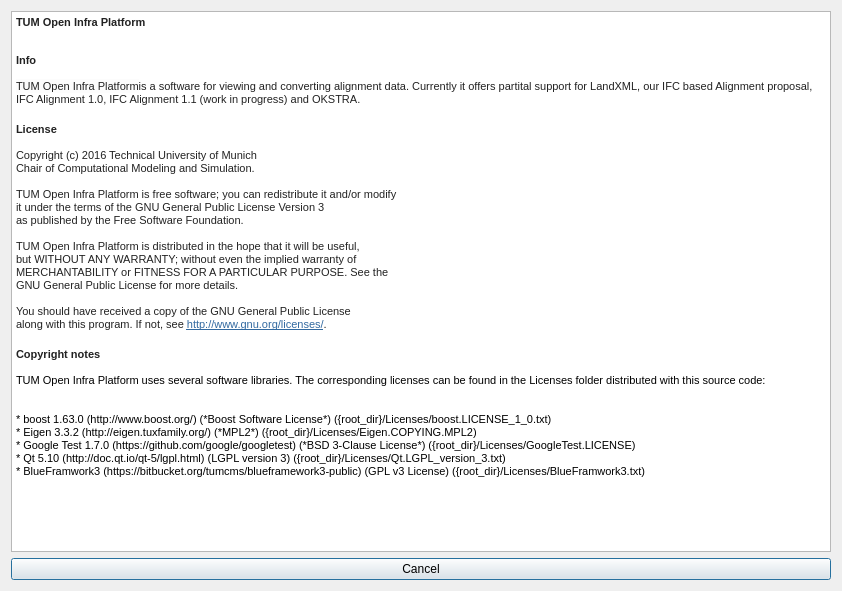
Before: the Qt Designer form src/OpenInfraPlatform/Forms/LicenseAndCopyrightInformation.ui in tumcms/Open-Infra-Platform, drawn with Qt 5.
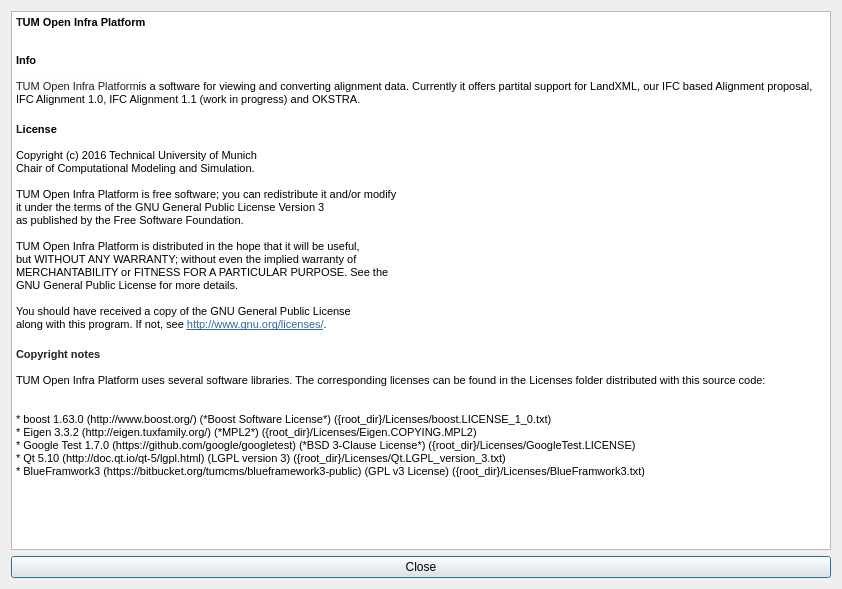
After: the same form once the commit is applied.

Commit message: Improved license dialog.

```diff
--- a/src/OpenInfraPlatform/Forms/LicenseAndCopyrightInformation.ui
+++ b/src/OpenInfraPlatform/Forms/LicenseAndCopyrightInformation.ui
@@ -7,7 +7,7 @@
     <x>0</x>
     <y>0</y>
     <width>842</width>
-    <height>591</height>
+    <height>589</height>
    </rect>
   </property>
   <property name="windowTitle">
@@ -21,14 +21,14 @@
 &lt;html&gt;&lt;head&gt;&lt;meta name=&quot;qrichtext&quot; content=&quot;1&quot; /&gt;&lt;style type=&quot;text/css&quot;&gt;
 p, li { white-space: pre-wrap; }
 &lt;/style&gt;&lt;/head&gt;&lt;body style=&quot; font-family:'MS Shell Dlg 2'; font-size:8.25pt; font-weight:400; font-style:normal;&quot;&gt;
-&lt;p style=&quot; margin-top:0px; margin-bottom:13px; margin-left:0px; margin-right:0px; -qt-block-indent:0; text-indent:0px; line-height:160%; background-color:#ffffff;&quot;&gt;&lt;a name=&quot;tum-open-infra-platform&quot;&gt;&lt;/a&gt;&lt;span style=&quot; font-family:'Roboto Condensed,Tauri,Hiragino Sans GB,Microsoft YaHei,STHeiti,SimSun,Lucida Grande,Lucida Sans Unicode,Lucida Sans,Segoe UI,AppleSDGothicNeo-Medium,Malgun Gothic,Verdana,Tahoma,sans-serif'; font-weight:600; color:#222222;&quot;&gt;T&lt;/span&gt;&lt;span style=&quot; font-family:'Roboto Condensed,Tauri,Hiragino Sans GB,Microsoft YaHei,STHeiti,SimSun,Lucida Grande,Lucida Sans Unicode,Lucida Sans,Segoe UI,AppleSDGothicNeo-Medium,Malgun Gothic,Verdana,Tahoma,sans-serif'; font-weight:600; color:#222222;&quot;&gt;UM Open Infra Platform&lt;/span&gt;&lt;/p&gt;
-&lt;p style=&quot; margin-top:17px; margin-bottom:11px; margin-left:0px; margin-right:0px; -qt-block-indent:0; text-indent:0px;&quot;&gt;&lt;a name=&quot;info&quot;&gt;&lt;/a&gt;&lt;span style=&quot; font-family:'Roboto Condensed,Tauri,Hiragino Sans GB,Microsoft YaHei,STHeiti,SimSun,Lucida Grande,Lucida Sans Unicode,Lucida Sans,Segoe UI,AppleSDGothicNeo-Medium,Malgun Gothic,Verdana,Tahoma,sans-serif'; font-weight:600; color:#222222;&quot;&gt;I&lt;/span&gt;&lt;span style=&quot; font-family:'Roboto Condensed,Tauri,Hiragino Sans GB,Microsoft YaHei,STHeiti,SimSun,Lucida Grande,Lucida Sans Unicode,Lucida Sans,Segoe UI,AppleSDGothicNeo-Medium,Malgun Gothic,Verdana,Tahoma,sans-serif'; font-weight:600; color:#222222;&quot;&gt;nfo&lt;/span&gt;&lt;/p&gt;
-&lt;p style=&quot; margin-top:13px; margin-bottom:13px; margin-left:0px; margin-right:0px; -qt-block-indent:0; text-indent:0px;&quot;&gt;&lt;span style=&quot; font-family:'Consolas,Liberation Mono,Menlo,Courier,monospace'; color:#222222; background-color:rgba(0,0,0,0.011765);&quot;&gt;TUM Open Infra Platform&lt;/span&gt;&lt;span style=&quot; font-family:'Roboto Condensed,Tauri,Hiragino Sans GB,Microsoft YaHei,STHeiti,SimSun,Lucida Grande,Lucida Sans Unicode,Lucida Sans,Segoe UI,AppleSDGothicNeo-Medium,Malgun Gothic,Verdana,Tahoma,sans-serif'; color:#222222;&quot;&gt;is a software for viewing and converting alignment data. Currently it offers partital support for LandXML, our IFC based Alignment proposal, IFC Alignment 1.0, IFC Alignment 1.1 (work in progress) and OKSTRA.&lt;/span&gt;&lt;/p&gt;
-&lt;p style=&quot; margin-top:17px; margin-bottom:11px; margin-left:0px; margin-right:0px; -qt-block-indent:0; text-indent:0px;&quot;&gt;&lt;a name=&quot;license&quot;&gt;&lt;/a&gt;&lt;span style=&quot; font-family:'Roboto Condensed,Tauri,Hiragino Sans GB,Microsoft YaHei,STHeiti,SimSun,Lucida Grande,Lucida Sans Unicode,Lucida Sans,Segoe UI,AppleSDGothicNeo-Medium,Malgun Gothic,Verdana,Tahoma,sans-serif'; font-weight:600; color:#222222;&quot;&gt;L&lt;/span&gt;&lt;span style=&quot; font-family:'Roboto Condensed,Tauri,Hiragino Sans GB,Microsoft YaHei,STHeiti,SimSun,Lucida Grande,Lucida Sans Unicode,Lucida Sans,Segoe UI,AppleSDGothicNeo-Medium,Malgun Gothic,Verdana,Tahoma,sans-serif'; font-weight:600; color:#222222;&quot;&gt;icense&lt;/span&gt;&lt;/p&gt;
-&lt;p style=&quot; margin-top:13px; margin-bottom:13px; margin-left:0px; margin-right:0px; -qt-block-indent:0; text-indent:0px;&quot;&gt;&lt;span style=&quot; font-family:'Roboto Condensed,Tauri,Hiragino Sans GB,Microsoft YaHei,STHeiti,SimSun,Lucida Grande,Lucida Sans Unicode,Lucida Sans,Segoe UI,AppleSDGothicNeo-Medium,Malgun Gothic,Verdana,Tahoma,sans-serif'; color:#222222;&quot;&gt;Copyright (c) 2016 Technical University of Munich&lt;br /&gt;Chair of Computational Modeling and Simulation.&lt;/span&gt;&lt;/p&gt;
-&lt;p style=&quot; margin-top:13px; margin-bottom:13px; margin-left:0px; margin-right:0px; -qt-block-indent:0; text-indent:0px;&quot;&gt;&lt;span style=&quot; font-family:'Roboto Condensed,Tauri,Hiragino Sans GB,Microsoft YaHei,STHeiti,SimSun,Lucida Grande,Lucida Sans Unicode,Lucida Sans,Segoe UI,AppleSDGothicNeo-Medium,Malgun Gothic,Verdana,Tahoma,sans-serif'; color:#222222;&quot;&gt;TUM Open Infra Platform is free software; you can redistribute it and/or modify&lt;br /&gt;it under the terms of the GNU General Public License Version 3&lt;br /&gt;as published by the Free Software Foundation.&lt;/span&gt;&lt;/p&gt;
-&lt;p style=&quot; margin-top:13px; margin-bottom:13px; margin-left:0px; margin-right:0px; -qt-block-indent:0; text-indent:0px;&quot;&gt;&lt;span style=&quot; font-family:'Roboto Condensed,Tauri,Hiragino Sans GB,Microsoft YaHei,STHeiti,SimSun,Lucida Grande,Lucida Sans Unicode,Lucida Sans,Segoe UI,AppleSDGothicNeo-Medium,Malgun Gothic,Verdana,Tahoma,sans-serif'; color:#222222;&quot;&gt;TUM Open Infra Platform is distributed in the hope that it will be useful,&lt;br /&gt;but WITHOUT ANY WARRANTY; without even the implied warranty of&lt;br /&gt;MERCHANTABILITY or FITNESS FOR A PARTICULAR PURPOSE. See the&lt;br /&gt;GNU General Public License for more details.&lt;/span&gt;&lt;/p&gt;
-&lt;p style=&quot; margin-top:13px; margin-bottom:13px; margin-left:0px; margin-right:0px; -qt-block-indent:0; text-indent:0px;&quot;&gt;&lt;span style=&quot; font-family:'Roboto Condensed,Tauri,Hiragino Sans GB,Microsoft YaHei,STHeiti,SimSun,Lucida Grande,Lucida Sans Unicode,Lucida Sans,Segoe UI,AppleSDGothicNeo-Medium,Malgun Gothic,Verdana,Tahoma,sans-serif'; color:#222222;&quot;&gt;You should have received a copy of the GNU General Public License&lt;br /&gt;along with this program. If not, see &lt;/span&gt;&lt;a href=&quot;http://www.gnu.org/licenses/&quot;&gt;&lt;span style=&quot; font-family:'Roboto Condensed,Tauri,Hiragino Sans GB,Microsoft YaHei,STHeiti,SimSun,Lucida Grande,Lucida Sans Unicode,Lucida Sans,Segoe UI,AppleSDGothicNeo-Medium,Malgun Gothic,Verdana,Tahoma,sans-serif'; text-decoration: underline; color:#3269a0;&quot;&gt;http://www.gnu.org/licenses/&lt;/span&gt;&lt;/a&gt;&lt;span style=&quot; font-family:'Roboto Condensed,Tauri,Hiragino Sans GB,Microsoft YaHei,STHeiti,SimSun,Lucida Grande,Lucida Sans Unicode,Lucida Sans,Segoe UI,AppleSDGothicNeo-Medium,Malgun Gothic,Verdana,Tahoma,sans-serif'; color:#222222;&quot;&gt;.&lt;/span&gt;&lt;/p&gt;
+&lt;p style=&quot; margin-top:0px; margin-bottom:13px; margin-left:0px; margin-right:0px; -qt-block-indent:0; text-indent:0px; line-height:160%; background-color:#ffffff;&quot;&gt;&lt;a name=&quot;tum-open-infra-platform&quot;&gt;&lt;/a&gt;&lt;span style=&quot; font-family:'Roboto Condensed,Tauri,Hiragino Sans GB,Microsoft YaHei,STHeiti,SimSun,Lucida Grande,Lucida Sans Unicode,Lucida Sans,Segoe UI,AppleSDGothicNeo-Medium,Malgun Gothic,Verdana,Tahoma,sans-serif'; font-weight:600; color:#222222;&quot;&gt;T&lt;/span&gt;&lt;span style=&quot; font-family:'Roboto Condensed,Tauri,Hiragino Sans GB,Microsoft YaHei,STHeiti,SimSun,Lucida Grande,Lucida Sans Unicode,Lucida Sans,Segoe UI,AppleSDGothicNeo-Medium,Malgun Gothic,Verdana,Tahoma,sans-serif'; font-weight:600;&quot;&gt;UM Open Infra Platform&lt;/span&gt;&lt;/p&gt;
+&lt;p style=&quot; margin-top:17px; margin-bottom:11px; margin-left:0px; margin-right:0px; -qt-block-indent:0; text-indent:0px;&quot;&gt;&lt;a name=&quot;info&quot;&gt;&lt;/a&gt;&lt;span style=&quot; font-family:'Roboto Condensed,Tauri,Hiragino Sans GB,Microsoft YaHei,STHeiti,SimSun,Lucida Grande,Lucida Sans Unicode,Lucida Sans,Segoe UI,AppleSDGothicNeo-Medium,Malgun Gothic,Verdana,Tahoma,sans-serif'; font-weight:600;&quot;&gt;I&lt;/span&gt;&lt;span style=&quot; font-family:'Roboto Condensed,Tauri,Hiragino Sans GB,Microsoft YaHei,STHeiti,SimSun,Lucida Grande,Lucida Sans Unicode,Lucida Sans,Segoe UI,AppleSDGothicNeo-Medium,Malgun Gothic,Verdana,Tahoma,sans-serif'; font-weight:600;&quot;&gt;nfo&lt;/span&gt;&lt;/p&gt;
+&lt;p style=&quot; margin-top:13px; margin-bottom:13px; margin-left:0px; margin-right:0px; -qt-block-indent:0; text-indent:0px;&quot;&gt;&lt;span style=&quot; font-family:'Consolas,Liberation Mono,Menlo,Courier,monospace'; color:#222222; background-color:rgba(0,0,0,0.011765);&quot;&gt;TUM Open Infra Platform&lt;/span&gt;&lt;span style=&quot; font-family:'Roboto Condensed,Tauri,Hiragino Sans GB,Microsoft YaHei,STHeiti,SimSun,Lucida Grande,Lucida Sans Unicode,Lucida Sans,Segoe UI,AppleSDGothicNeo-Medium,Malgun Gothic,Verdana,Tahoma,sans-serif';&quot;&gt;is a software for viewing and converting alignment data. Currently it offers partital support for LandXML, our IFC based Alignment proposal, IFC Alignment 1.0, IFC Alignment 1.1 (work in progress) and OKSTRA.&lt;/span&gt;&lt;/p&gt;
+&lt;p style=&quot; margin-top:17px; margin-bottom:11px; margin-left:0px; margin-right:0px; -qt-block-indent:0; text-indent:0px;&quot;&gt;&lt;a name=&quot;license&quot;&gt;&lt;/a&gt;&lt;span style=&quot; font-family:'Roboto Condensed,Tauri,Hiragino Sans GB,Microsoft YaHei,STHeiti,SimSun,Lucida Grande,Lucida Sans Unicode,Lucida Sans,Segoe UI,AppleSDGothicNeo-Medium,Malgun Gothic,Verdana,Tahoma,sans-serif'; font-weight:600; color:#222222;&quot;&gt;L&lt;/span&gt;&lt;span style=&quot; font-family:'Roboto Condensed,Tauri,Hiragino Sans GB,Microsoft YaHei,STHeiti,SimSun,Lucida Grande,Lucida Sans Unicode,Lucida Sans,Segoe UI,AppleSDGothicNeo-Medium,Malgun Gothic,Verdana,Tahoma,sans-serif'; font-weight:600;&quot;&gt;icense&lt;/span&gt;&lt;/p&gt;
+&lt;p style=&quot; margin-top:13px; margin-bottom:13px; margin-left:0px; margin-right:0px; -qt-block-indent:0; text-indent:0px;&quot;&gt;&lt;span style=&quot; font-family:'Roboto Condensed,Tauri,Hiragino Sans GB,Microsoft YaHei,STHeiti,SimSun,Lucida Grande,Lucida Sans Unicode,Lucida Sans,Segoe UI,AppleSDGothicNeo-Medium,Malgun Gothic,Verdana,Tahoma,sans-serif';&quot;&gt;Copyright (c) 2016 Technical University of Munich&lt;br /&gt;Chair of Computational Modeling and Simulation.&lt;/span&gt;&lt;/p&gt;
+&lt;p style=&quot; margin-top:13px; margin-bottom:13px; margin-left:0px; margin-right:0px; -qt-block-indent:0; text-indent:0px;&quot;&gt;&lt;span style=&quot; font-family:'Roboto Condensed,Tauri,Hiragino Sans GB,Microsoft YaHei,STHeiti,SimSun,Lucida Grande,Lucida Sans Unicode,Lucida Sans,Segoe UI,AppleSDGothicNeo-Medium,Malgun Gothic,Verdana,Tahoma,sans-serif';&quot;&gt;TUM Open Infra Platform is free software; you can redistribute it and/or modify&lt;br /&gt;it under the terms of the GNU General Public License Version 3&lt;br /&gt;as published by the Free Software Foundation.&lt;/span&gt;&lt;/p&gt;
+&lt;p style=&quot; margin-top:13px; margin-bottom:13px; margin-left:0px; margin-right:0px; -qt-block-indent:0; text-indent:0px;&quot;&gt;&lt;span style=&quot; font-family:'Roboto Condensed,Tauri,Hiragino Sans GB,Microsoft YaHei,STHeiti,SimSun,Lucida Grande,Lucida Sans Unicode,Lucida Sans,Segoe UI,AppleSDGothicNeo-Medium,Malgun Gothic,Verdana,Tahoma,sans-serif';&quot;&gt;TUM Open Infra Platform is distributed in the hope that it will be useful,&lt;br /&gt;but WITHOUT ANY WARRANTY; without even the implied warranty of&lt;br /&gt;MERCHANTABILITY or FITNESS FOR A PARTICULAR PURPOSE. See the&lt;br /&gt;GNU General Public License for more details.&lt;/span&gt;&lt;/p&gt;
+&lt;p style=&quot; margin-top:13px; margin-bottom:13px; margin-left:0px; margin-right:0px; -qt-block-indent:0; text-indent:0px;&quot;&gt;&lt;span style=&quot; font-family:'Roboto Condensed,Tauri,Hiragino Sans GB,Microsoft YaHei,STHeiti,SimSun,Lucida Grande,Lucida Sans Unicode,Lucida Sans,Segoe UI,AppleSDGothicNeo-Medium,Malgun Gothic,Verdana,Tahoma,sans-serif';&quot;&gt;You should have received a copy of the GNU General Public License&lt;br /&gt;along with this program. If not, see &lt;/span&gt;&lt;a href=&quot;http://www.gnu.org/licenses/&quot;&gt;&lt;span style=&quot; font-family:'Roboto Condensed,Tauri,Hiragino Sans GB,Microsoft YaHei,STHeiti,SimSun,Lucida Grande,Lucida Sans Unicode,Lucida Sans,Segoe UI,AppleSDGothicNeo-Medium,Malgun Gothic,Verdana,Tahoma,sans-serif'; text-decoration: underline; color:#3269a0;&quot;&gt;http://www.gnu.org/licenses/&lt;/span&gt;&lt;/a&gt;&lt;span style=&quot; font-family:'Roboto Condensed,Tauri,Hiragino Sans GB,Microsoft YaHei,STHeiti,SimSun,Lucida Grande,Lucida Sans Unicode,Lucida Sans,Segoe UI,AppleSDGothicNeo-Medium,Malgun Gothic,Verdana,Tahoma,sans-serif'; color:#222222;&quot;&gt;.&lt;/span&gt;&lt;/p&gt;
 &lt;p style=&quot; margin-top:17px; margin-bottom:11px; margin-left:0px; margin-right:0px; -qt-block-indent:0; text-indent:0px;&quot;&gt;&lt;a name=&quot;copyright-notes&quot;&gt;&lt;/a&gt;&lt;span style=&quot; font-family:'Roboto Condensed,Tauri,Hiragino Sans GB,Microsoft YaHei,STHeiti,SimSun,Lucida Grande,Lucida Sans Unicode,Lucida Sans,Segoe UI,AppleSDGothicNeo-Medium,Malgun Gothic,Verdana,Tahoma,sans-serif'; font-weight:600; color:#222222;&quot;&gt;C&lt;/span&gt;&lt;span style=&quot; font-family:'Roboto Condensed,Tauri,Hiragino Sans GB,Microsoft YaHei,STHeiti,SimSun,Lucida Grande,Lucida Sans Unicode,Lucida Sans,Segoe UI,AppleSDGothicNeo-Medium,Malgun Gothic,Verdana,Tahoma,sans-serif'; font-weight:600; color:#222222;&quot;&gt;opyright notes&lt;/span&gt;&lt;/p&gt;
 &lt;p style=&quot; margin-top:13px; margin-bottom:13px; margin-left:0px; margin-right:0px; -qt-block-indent:0; text-indent:0px;&quot;&gt;&lt;span style=&quot; font-size:8pt;&quot;&gt;TUM Open Infra Platform uses several software libraries. The corresponding licenses can be found in the Licenses folder distributed with this source code:&lt;/span&gt;&lt;/p&gt;
 &lt;p style=&quot;-qt-paragraph-type:empty; margin-top:0px; margin-bottom:0px; margin-left:0px; margin-right:0px; -qt-block-indent:0; text-indent:0px; font-size:8pt;&quot;&gt;&lt;br /&gt;&lt;/p&gt;
@@ -44,7 +44,7 @@
    <item row="1" column="0">
     <widget class="QPushButton" name="pushButtonCancel">
      <property name="text">
-      <string>Cancel</string>
+      <string>Close</string>
      </property>
     </widget>
    </item>
```
Left out of the diff: 2 changed lines with no effect on the pictures. The commit also changes 3 other files.
